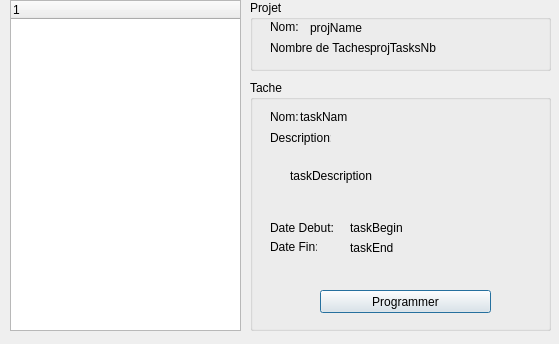
Qt form ProjectCalendar/projectmain.ui (clemencevaz/LO21) before a commit.
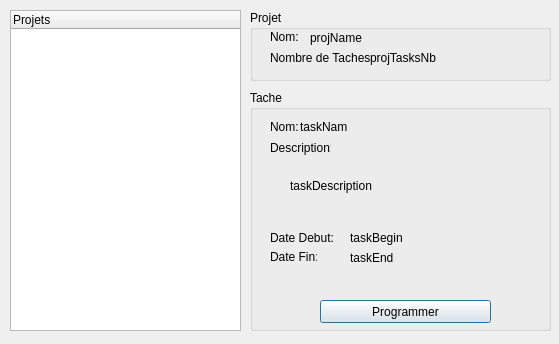
The same form after that commit.

The edit to the form file:
```diff
--- a/ProjectCalendar/projectmain.ui
+++ b/ProjectCalendar/projectmain.ui
@@ -17,9 +17,9 @@
    <property name="geometry">
     <rect>
      <x>250</x>
-     <y>80</y>
+     <y>90</y>
      <width>301</width>
-     <height>251</height>
+     <height>241</height>
     </rect>
    </property>
    <property name="title">
@@ -147,7 +147,7 @@
    <property name="geometry">
     <rect>
      <x>250</x>
-     <y>0</y>
+     <y>10</y>
      <width>301</width>
      <height>71</height>
     </rect>
@@ -225,11 +225,16 @@
    <property name="geometry">
     <rect>
      <x>10</x>
-     <y>0</y>
+     <y>10</y>
      <width>231</width>
-     <height>331</height>
+     <height>321</height>
     </rect>
    </property>
+   <column>
+    <property name="text">
+     <string>Projets</string>
+    </property>
+   </column>
   </widget>
  </widget>
  <resources/>
```
